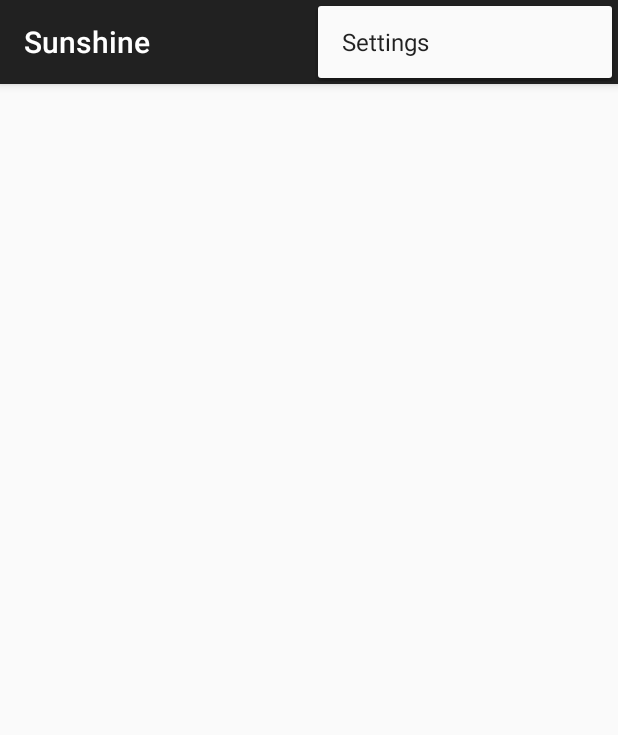
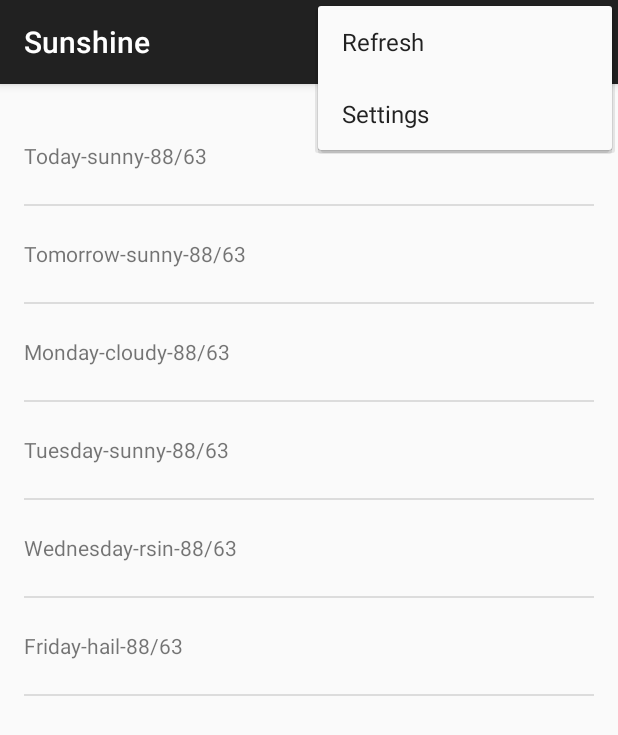
Before and after one commit to simar1998/Sunshine, an Android app: the screen it shows after launch (MainActivity), with the options menu open, on a phone screen of 412 x 824 dp. Shown: the top 735 px of the screen. Run offline under Robolectric (Android 15) with nearby library versions, the phone set to English and light mode, and no system bars.

Commit message:
JSON
Succesfully get JSON string from openweathermap server.
I will add the sorting of the JSON string for desirable string values
soon. I am sleppy.

```diff
--- a/app/src/main/AndroidManifest.xml
+++ b/app/src/main/AndroidManifest.xml
@@ -17,5 +17,5 @@
             </intent-filter>
         </activity>
     </application>
-
+    <uses-permission android:name="android.permission.INTERNET" />
 </manifest>
--- a/app/src/main/java/com/example/simarpal/sunshine/app/ForecastFragment.java
+++ b/app/src/main/java/com/example/simarpal/sunshine/app/ForecastFragment.java
@@ -1,10 +1,14 @@
 package com.example.simarpal.sunshine.app;
 
+import android.net.Uri;
 import android.os.AsyncTask;
 import android.support.v4.app.Fragment;
 import android.os.Bundle;
 import android.util.Log;
 import android.view.LayoutInflater;
+import android.view.Menu;
+import android.view.MenuInflater;
+import android.view.MenuItem;
 import android.view.View;
 import android.view.ViewGroup;
 import android.widget.ArrayAdapter;
@@ -24,14 +28,36 @@ import static com.example.simarpal.sunshine.app.R.layout.list_item_forecast;
  * A placeholder fragment containing a simple view.
  */
 public class ForecastFragment extends Fragment {
-
+    ListView listView;
     public ForecastFragment() {
     }
-
+    public void onCreate(Bundle savedInstanceState)
+    {
+        super.onCreate(savedInstanceState);
+        setHasOptionsMenu(true);
+    }
+    public void onCreateOptionsMenu(Menu menu,MenuInflater inflater)
+    {
+        inflater.inflate(R.menu.forecastfragment, menu);
+    }
+    public boolean onOptionsItemSelected(MenuItem item)
+    {
+        int id = item.getItemId();
+        if(id == R.id.action_refresh)
+        {
+            FetchWeatherTask weatherTask = new FetchWeatherTask();
+            weatherTask.execute();
+            return true;
+        }
+        return super.onOptionsItemSelected(item);
+    }
     @Override
     public View onCreateView(LayoutInflater inflater, ViewGroup container,
                              Bundle savedInstanceState) {
-
+        return inflater.inflate(R.layout.fragment_main, container, false);
+    }
+    public void onViewCreated(View view, Bundle savedInstanceState) {
+        super.onViewCreated(view, savedInstanceState);
         String[] weatherArray = {"Today-sunny-88/63","Tomorrow-sunny-88/63","Monday-cloudy-88/63","Tuesday-sunny-88/63"
                 ,"Wednesday-rsin-88/63","Friday-hail-88/63"};
         ArrayList<String> weatherData = new ArrayList<String>();
@@ -42,16 +68,8 @@ public class ForecastFragment extends Fragment {
         weatherData.add("Wednesday-rsin-88/63");
         weatherData.add("Friday-hail-88/63");
         ArrayAdapter mForecastAdapter = new ArrayAdapter<String>(getActivity(), list_item_forecast, R.id.list_item_forecast_textview,weatherData);
-        ListView listView = (ListView) getActivity().findViewById(R.id.list_item_forecast);
+        listView = (ListView) getView().findViewById(R.id.list_item_forecast);
         listView.setAdapter(mForecastAdapter);
-
-        return inflater.inflate(R.layout.fragment_main, container, false);
-    }
-    public void onViewCreated(View view, Bundle savedInstanceState) {
-        super.onViewCreated(view, savedInstanceState);
-
-
-
     }
 }
 class FetchWeatherTask extends AsyncTask<Void,Void,Void>
@@ -66,11 +84,23 @@ private final String LOG_TAG = FetchWeatherTask.class.getSimpleName();
             // Construct the URL for the OpenWeatherMap query
             // Possible parameters are avaiable at OWM's forecast API page, at
             // http://openweathermap.org/API#forecast
-            URL url = new URL("http://api.openweathermap.org/data/2.5/forecast/daily?q=94043&mode=json&units=metric&cnt=7");
+            final String FORECAST_BASE_URL = "http://api.openweathermap.org/data/2.5/forecast/daily?";
 
             // Create the request to OpenWeatherMap, and open the connection
+
+            final String QUERY_PARAM = "q";
+            final String FORMAT_PARAM = "mode";
+            final String UNITS_PARAM = "units";
+            final String DAYS_PARAM = "cnt";
+
+            Uri builtUri = Uri.parse(FORECAST_BASE_URL).buildUpon()
+                    .appendQueryParameter(QUERY_PARAM,"Toronto")
+                    .appendQueryParameter(FORMAT_PARAM,"json")
+                    .appendQueryParameter(UNITS_PARAM,"metric")
+                    .appendQueryParameter(DAYS_PARAM,"7").build();
+            URL url = new URL(builtUri.toString());
+
             urlConnection = (HttpURLConnection) url.openConnection();
-            urlConnection.setRequestMethod("GET");
             urlConnection.connect();
 
             // Read the input stream into a String
@@ -95,6 +125,7 @@ private final String LOG_TAG = FetchWeatherTask.class.getSimpleName();
                 return null;
             }
             forecastJsonStr = buffer.toString();
+            Log.v(LOG_TAG, " Forecast JSON String : "+ forecastJsonStr);
         } catch (IOException e) {
             Log.e("PlaceholderFragment", "Error ", e);
             // If the code didn't successfully get the weather data, there's no point in attemping
--- a/app/src/main/java/com/example/simarpal/sunshine/app/MainActivity.java
+++ b/app/src/main/java/com/example/simarpal/sunshine/app/MainActivity.java
@@ -43,6 +43,7 @@ public class MainActivity extends ActionBarActivity {
             return true;
         }
 
+
         return super.onOptionsItemSelected(item);
     }
 }
--- /dev/null
+++ b/app/src/main/res/menu/forecastfragment.xml
@@ -0,0 +1,8 @@
+<?xml version="1.0" encoding="utf-8"?>
+<menu xmlns:android="http://schemas.android.com/apk/res/android"
+    xmlns:app="http://schemas.android.com/apk/res-auto">
+<item android:id="@+id/action_refresh"
+    android:title="@string/action_refresh"
+    android:showAsAction="never">
+</item>
+</menu>
--- a/app/src/main/res/values/strings.xml
+++ b/app/src/main/res/values/strings.xml
@@ -2,4 +2,5 @@
     <string name="app_name">Sunshine</string>
     <string name="hello_world">Hello world!</string>
     <string name="action_settings">Settings</string>
+    <string name="action_refresh">Refresh</string>
 </resources>
```
